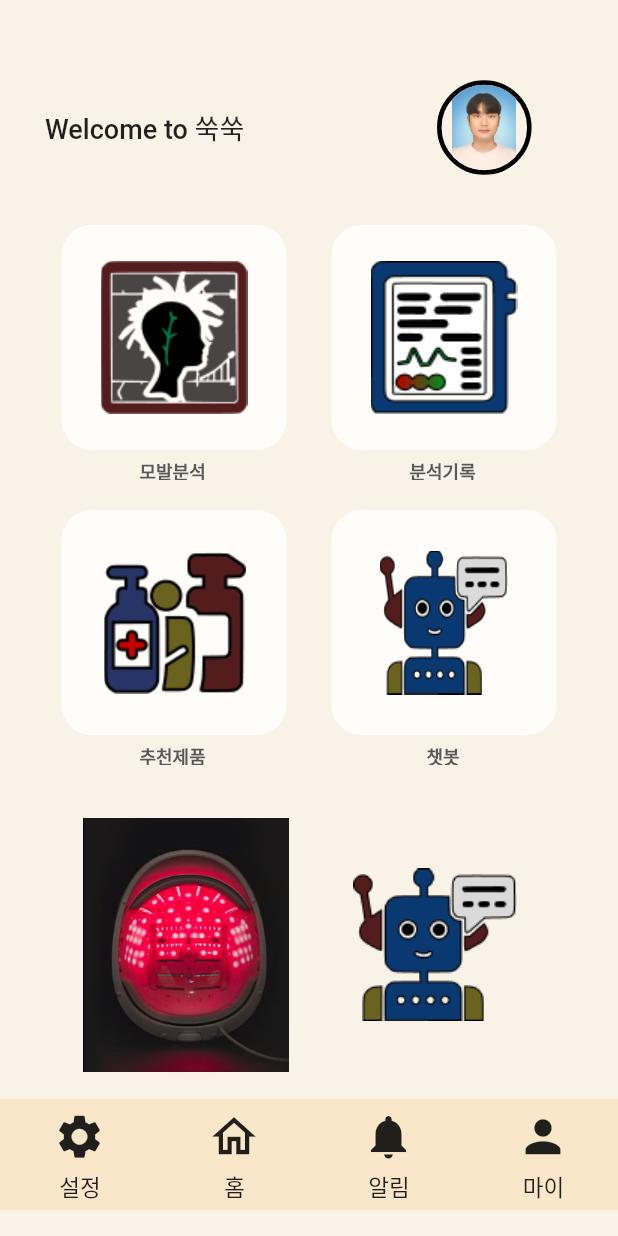
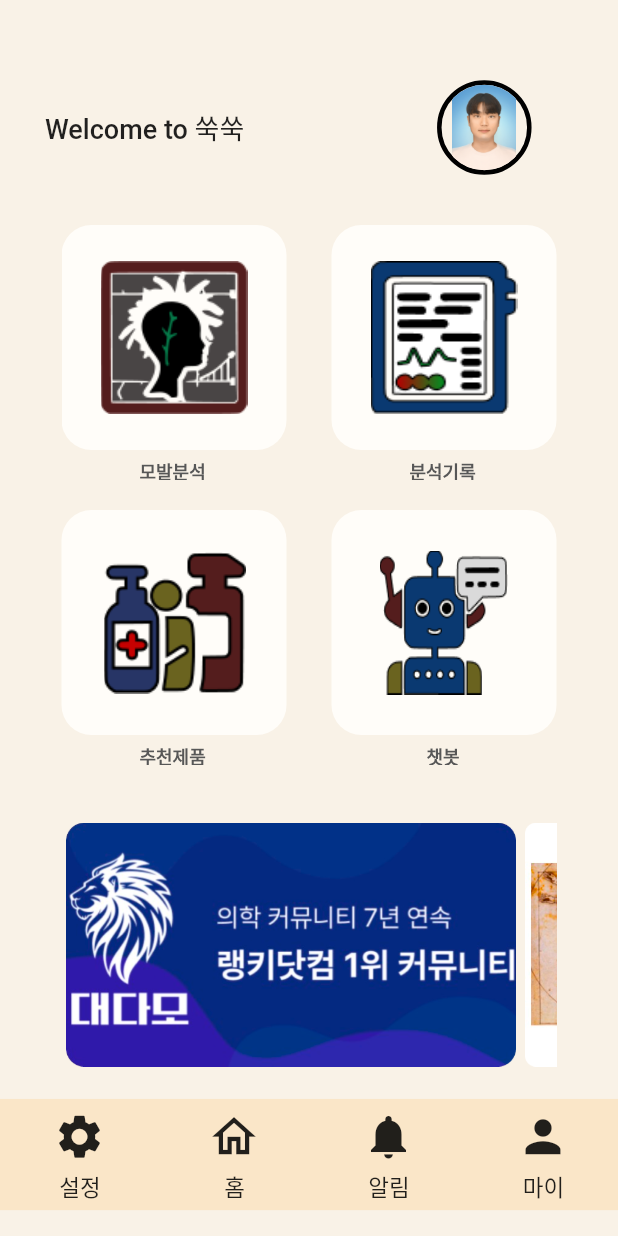
Before and after one commit to SEproject-Medihair/Front_End, a Flutter app: the Mainpage screen opened directly with empty values, on a phone screen of 412 x 824 dp. Run offline on Flutter 3.47's test engine with Material 2 defaults, Android fonts, the light colour scheme and no system bars; our stand-ins replace fl_chart, image_picker, webview_flutter; Roboto replaces fonts that are missing (Inter).

Commit message:
saturday gift

```diff
--- a/lib/mainpage.dart
+++ b/lib/mainpage.dart
@@ -18,21 +18,15 @@ class Mainpage extends StatefulWidget {
 
 class _MainpageState extends State<Mainpage> {
   final List<String> imagePaths = [
-    'assets/images/product.png',
-    'assets/images/chatbot.png',
-    'assets/images/Naverimage.png',
-    'assets/images/myphoto.png',
-    'assets/images/Kakaoimage.png',
-    'assets/images/history.png',
+    'assets/images/hairloss_site1.png',
+    'assets/images/hairloss_site2.png',
+    'assets/images/hairloss_site3.png',
   ];
 
   final List<String> destinationUrls = [
-    'https://www.naver.com/',
-    'https://www.google.com/',
-    'https://www.yahoo.com/',
-    'https://www.bing.com/',
-    'https://www.github.com/',
-    'https://www.stackoverflow.com/',
+    'https://daedamo.com/new/',
+    'https://cafe.naver.com/gameguidel',
+    'https://cafe.naver.com/imaban',
   ];
 
   DateTime? currentBackPressTime;
@@ -393,11 +387,12 @@ class _MainpageState extends State<Mainpage> {
                         }
                       },
                       child: Padding(
-                        padding: const EdgeInsets.all(8.0),
+                        padding: const EdgeInsets.all(3.0),
                         child: Image.asset(
                           imagePaths[index],
-                          width: 150,
+                          width: 300,
                           height: 150,
+                          fit: BoxFit.contain,
                         ),
                       ),
                     );
--- a/pubspec.yaml
+++ b/pubspec.yaml
@@ -84,6 +84,9 @@ flutter:
     - assets/images/chatbot.png
     - assets/images/history.png
     - assets/images/product_recommand.png
+    - assets/images/hairloss_site1.png
+    - assets/images/hairloss_site2.png
+    - assets/images/hairloss_site3.png
 
 
   # An image asset can refer to one or more resolution-specific "variants", see
```
